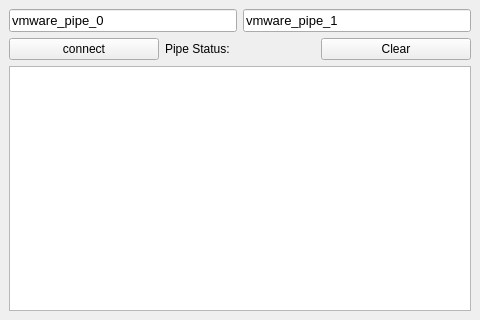
Before: the Qt Designer form resources/MainWindow.ui in xamlo721/QtPipeSniffer, drawn with Qt 5.
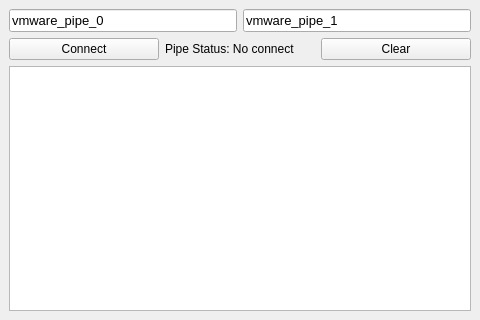
After: the same form once the commit is applied.

Commit message: improve GUI & add ability to disconnect pipes

```diff
--- a/resources/MainWindow.ui
+++ b/resources/MainWindow.ui
@@ -48,14 +48,14 @@
       <item>
        <widget class="QPushButton" name="PipeConnectPushButton">
         <property name="text">
-         <string>connect</string>
+         <string>Connect</string>
         </property>
        </widget>
       </item>
       <item>
        <widget class="QLabel" name="PipeStatusLabel">
         <property name="text">
-         <string>Pipe Status:</string>
+         <string>Pipe Status: No connect</string>
         </property>
        </widget>
       </item>
```
The commit also changes 5 other files.
